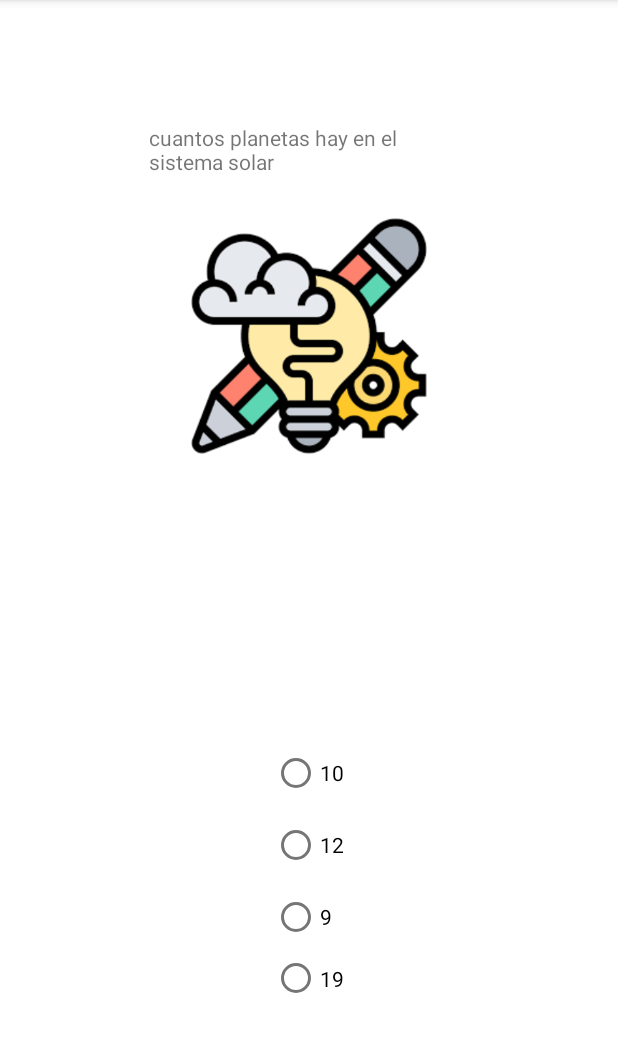
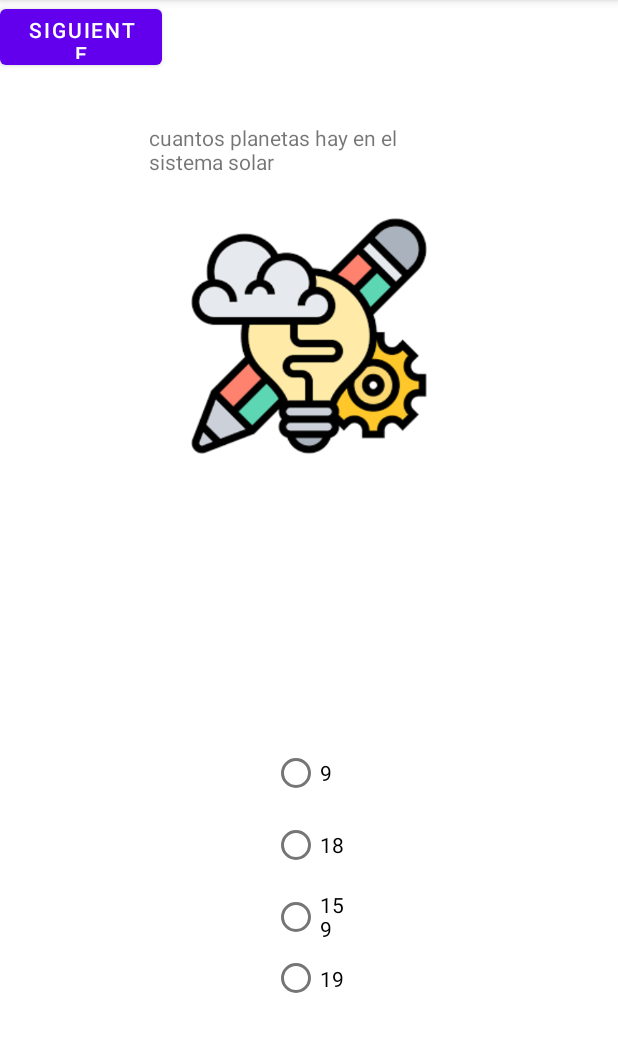
Before and after one commit to robinsontru/juegos-en-movil, an Android app: the MainActivity2 screen opened directly, with no data from a screen before it, on a phone screen of 412 x 824 dp, the part 84-1136 px from its top. Run offline under Robolectric (Android 15) with nearby library versions, the light colour scheme and no system bars.

Commit message:
pasar de vistas

```diff
--- a/app/src/main/res/layout/activity_main2.xml
+++ b/app/src/main/res/layout/activity_main2.xml
@@ -46,7 +46,7 @@
             android:id="@+id/radioButton2"
             android:layout_width="wrap_content"
             android:layout_height="wrap_content"
-            android:text="10"
+            android:text="9"
             app:layout_constraintBottom_toBottomOf="parent"
             app:layout_constraintEnd_toEndOf="parent"
             app:layout_constraintHorizontal_bias="0.068"
@@ -58,7 +58,7 @@
             android:id="@+id/radioButton3"
             android:layout_width="wrap_content"
             android:layout_height="wrap_content"
-            android:text="12"
+            android:text="18"
             app:layout_constraintBottom_toBottomOf="parent"
             app:layout_constraintEnd_toEndOf="parent"
             app:layout_constraintHorizontal_bias="0.068"
@@ -71,7 +71,7 @@
             android:id="@+id/radioButton4"
             android:layout_width="wrap_content"
             android:layout_height="wrap_content"
-            android:text="9"
+            android:text="159"
             app:layout_constraintBottom_toBottomOf="parent"
             app:layout_constraintEnd_toEndOf="parent"
             app:layout_constraintHorizontal_bias="0.774"
@@ -86,5 +86,13 @@
             android:text="19" />
 
     </RadioGroup>
+    <Button
+        android:id="@+id/siguiente2"
+        android:layout_width="108dp"
+        android:layout_height="49dp"
+        android:onClick="siguiente2"
+        android:text="siguiente"
+        tools:layout_editor_absoluteX="264dp"
+        tools:layout_editor_absoluteY="666dp" />
 
 </androidx.constraintlayout.widget.ConstraintLayout>
```
Also changed, not shown: app/src/main/java/com/example/juegos_preguntas/MainActivity.java (+18 -13 lines), app/src/main/java/com/example/juegos_preguntas/MainActivity2.java (+13 -9 lines), app/src/main/java/com/example/juegos_preguntas/MainActivity3.java (+8 -2 lines), app/src/main/java/com/example/juegos_preguntas/MainActivity4.java (+8 -2 lines), app/src/main/res/layout/activity_main.xml (+10 -0 lines), app/src/main/res/layout/activity_main3.xml (+9 -0 lines), app/src/main/res/layout/activity_main4.xml (+8 -0 lines).
